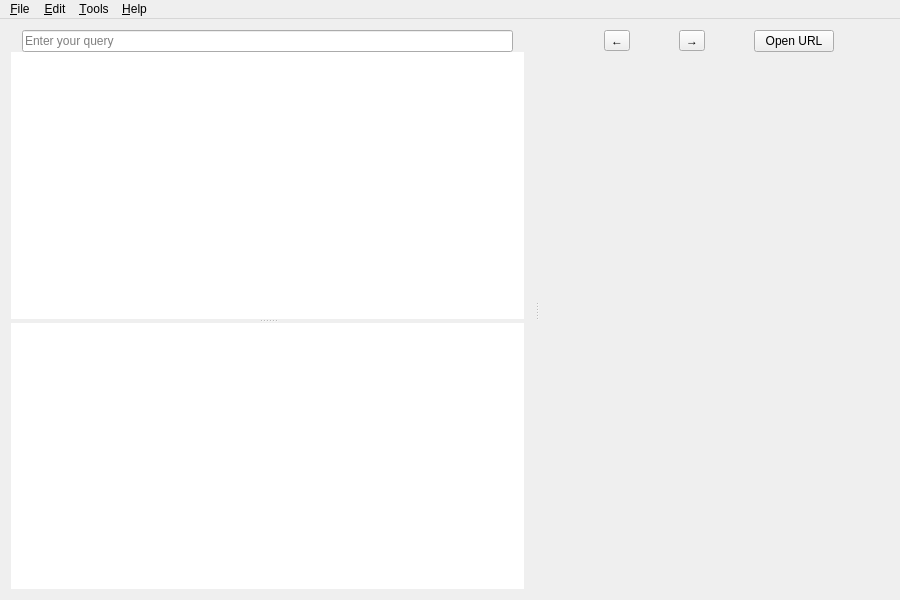
Qt form src/libs/ui/mainwindow.ui (zealdocs/zeal) before a commit.
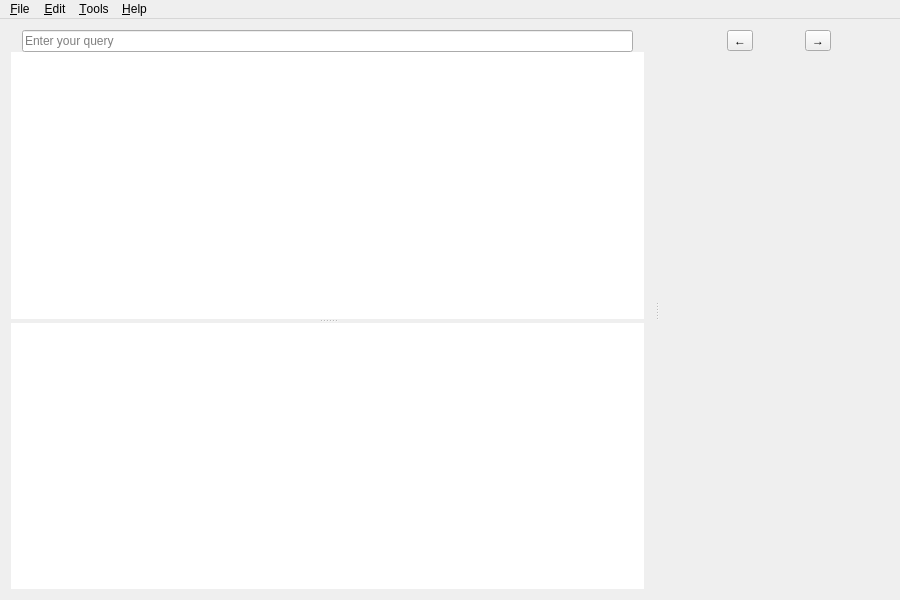
The same form after that commit. Icons and pictures are not drawn. Custom widgets are drawn as their Qt base class.

Commit message:
ui: Remove confusing "Open URL" button (fixes #848)
The same action can be now performed through the context menu.

Diff of the .ui file:
```diff
--- a/src/libs/ui/mainwindow.ui
+++ b/src/libs/ui/mainwindow.ui
@@ -142,19 +142,6 @@
              </property>
             </widget>
            </item>
-           <item>
-            <widget class="QPushButton" name="openUrlButton">
-             <property name="sizePolicy">
-              <sizepolicy hsizetype="Fixed" vsizetype="Fixed">
-               <horstretch>0</horstretch>
-               <verstretch>0</verstretch>
-              </sizepolicy>
-             </property>
-             <property name="text">
-              <string>Open URL</string>
-             </property>
-            </widget>
-           </item>
           </layout>
          </widget>
         </item>
```
The commit also changes 1 other file.
